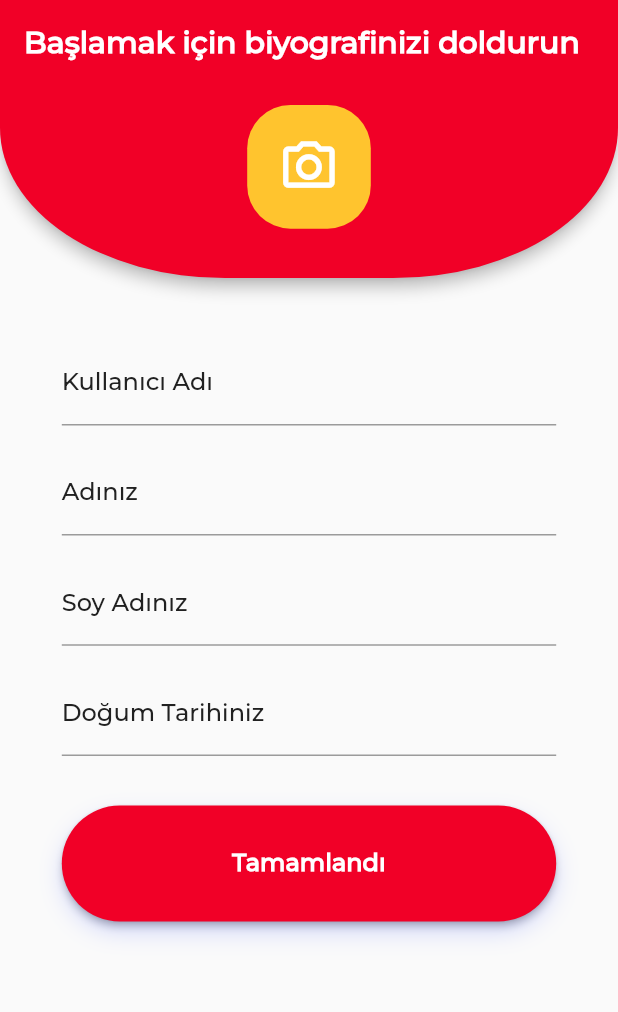
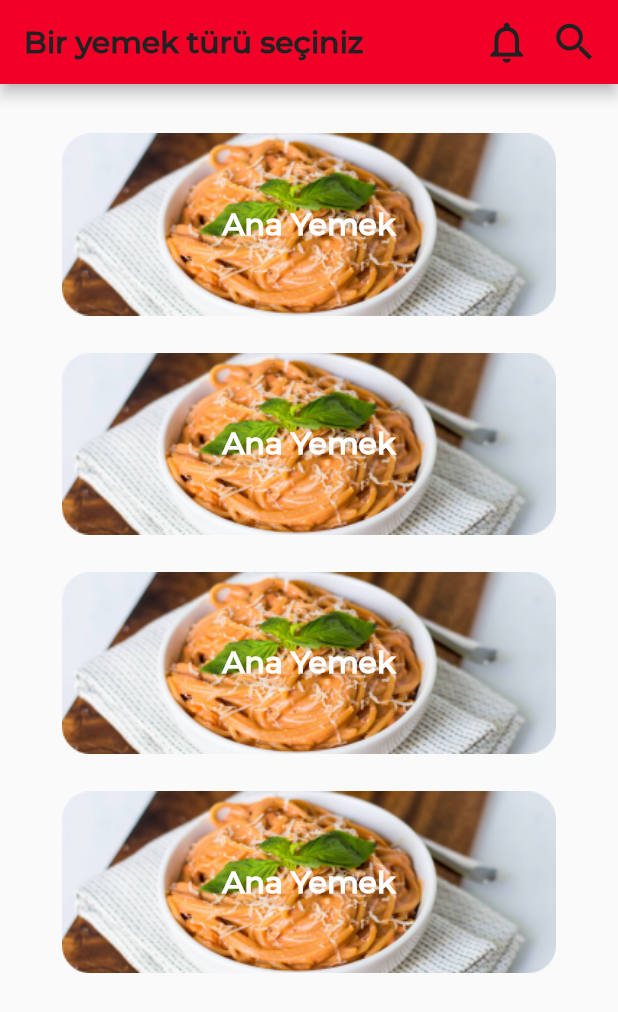
Before and after one commit to akaanuzman/digital_order_system, a Flutter app: the screen it shows after launch, on a phone screen of 412 x 824 dp. Shown: the top 1012 px of the screen. Run offline on Flutter 3.47's test engine with Material 2 defaults, Android fonts, the phone set to English and light mode, and no system bars; our stand-ins replace animate_do, device_preview, firebase_core, get_storage, shimmer_animation; accounts and stored records are empty; generated files the repository leaves out were written again.

Commit message:
user selected done.

```diff
--- a/assets/langs/app_tr.arb
+++ b/assets/langs/app_tr.arb
@@ -32,6 +32,10 @@
     "lastNameHintText": "Soy Adınızı Giriniz",
     "dateOfBirthLabelText": "Doğum Tarihiniz",
     "dateOfBirthHintText": "Doğum Tarihinizi Giriniz",
-    "createProfileAppBarTitle": "Başlamak için biyografinizi doldurun"
-
+    "createProfileAppBarTitle": "Başlamak için biyografinizi doldurun",
+    "homeAppBarTitle": "Bir yemek türü seçiniz",
+    "mainDishes": "Ana Yemek",
+    "fastFood": "Fast Food",
+    "salad": "Salata",
+    "fruit": "Meyve"
 }
--- a/lib/main.dart
+++ b/lib/main.dart
@@ -1,6 +1,7 @@
 import 'package:device_preview/device_preview.dart';
 import 'package:digital_order_system/views/auth/login/login_view.dart';
 import 'package:digital_order_system/views/auth/profile/profile_complete.dart';
+import 'package:digital_order_system/views/home/user_select_meal_type_view.dart';
 import 'products/constants/app_constants.dart';
 import 'core/utils/navigator_service.dart';
 import 'products/initialize/application_initialize.dart';
@@ -38,7 +39,7 @@ class MyApp extends StatelessWidget with BaseSingleton {
       title: constants.appTitle,
       theme: theme.themeData,
       navigatorKey: NavigationService.navigatorKey,
-      home: ProfileCompleteView(),
+      home: UserSelectMealTypeView(),
     );
   }
 }
--- a/lib/products/components/text_field/profile_text_field.dart
+++ b/lib/products/components/text_field/profile_text_field.dart
@@ -1,5 +1,4 @@
 import 'package:digital_order_system/_export_ui.dart';
-import 'package:flutter/material.dart';
 
 class ProfileTextField extends StatelessWidget {
   final String labelText;
--- a/lib/products/constants/image_constants.dart
+++ b/lib/products/constants/image_constants.dart
@@ -23,5 +23,5 @@ class ImageConstants {
   final String signup = "signup".toPng;
   final String loginRestaurant = "login_restaurant".toPng;
   final String loginUser = "login_user".toPng;
-
+  final String mainDishes = "main_dishes".toPng;
 }
--- /dev/null
+++ b/lib/views/home/user_select_meal_type_view.dart
@@ -0,0 +1,72 @@
+import 'package:digital_order_system/_export_ui.dart';
+import 'package:flutter_gen/gen_l10n/app_localizations.dart';
+
+class UserSelectMealTypeView extends StatelessWidget with BaseSingleton {
+  const UserSelectMealTypeView({super.key});
+
+  @override
+  Widget build(BuildContext context) {
+    return Scaffold(
+      appBar: AppBar(
+        title: homePageAppBarTitle(context),
+        actions: [
+          homePageAppBarActions(context),
+        ],
+      ),
+      body: ListView.separated(
+        padding: EdgeInsets.only(top: context.val8x),
+        itemCount: 4,
+        separatorBuilder: (context, index) {
+          return context.emptySizedHeightBox3x;
+        },
+        itemBuilder: (context, index) {
+          return homePageStack(context, imageConstants.mainDishes);
+        },
+      ),
+    );
+  }
+
+  Widget homePageStack(BuildContext context, String imageLabel) {
+    return Padding(
+      padding: context.paddingHorizontal10x,
+      child: Stack(
+        alignment: Alignment.center,
+        children: [
+          Image.asset(imageLabel),
+          Text(
+            AppLocalizations.of(context)!
+                .mainDishes, //parametre olarak nasıl verebilirim diye sor kaana.
+            style: context.textTheme.headlineLarge!.copyWith(
+              color: Colors.white,
+            ),
+          ),
+        ],
+      ),
+    );
+  }
+
+  Text homePageAppBarTitle(BuildContext context) {
+    return Text(
+      AppLocalizations.of(context)!.homeAppBarTitle,
+    );
+  }
+
+  Row homePageAppBarActions(BuildContext context) {
+    return Row(
+      children: [
+        Icon(
+          Icons.notifications_outlined,
+          color: colors.textColor,
+          size: context.val8x,
+        ),
+        context.emptySizedWidthBox3x,
+        Icon(
+          Icons.search,
+          color: colors.textColor,
+          size: context.val8x,
+        ),
+        context.emptySizedWidthBox3x,
+      ],
+    );
+  }
+}
```
Also changed, not shown: assets/images/fast_food.png (added), assets/images/fruit.png (added), assets/images/main_dishes.png (added), assets/images/salad.png (added).
